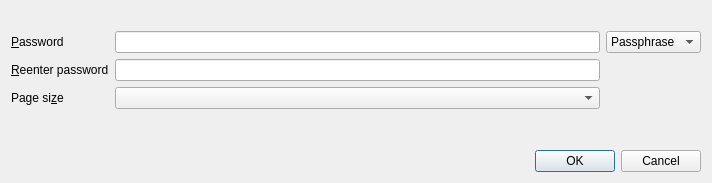
This is src/CipherDialog.ui in sqlitebrowser/sqlitebrowser as Qt 5 draws it before an edit. The edited form follows.
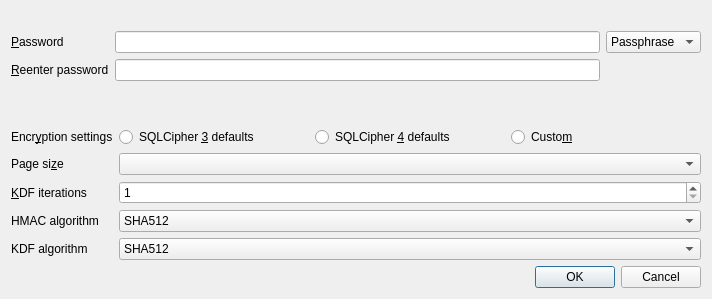
This is the edited form.

Commit message: sqlcipher: Add new encryption settings to improve support for SQLCipher4

What changed in the file:
```diff
--- a/src/CipherDialog.ui
+++ b/src/CipherDialog.ui
@@ -7,7 +7,7 @@
     <x>0</x>
     <y>0</y>
     <width>712</width>
-    <height>183</height>
+    <height>299</height>
    </rect>
   </property>
   <property name="windowTitle">
@@ -18,7 +18,7 @@
     <widget class="QLabel" name="labelDialogDescription"/>
    </item>
    <item>
-    <layout class="QHBoxLayout" name="horizontalLayout">
+    <layout class="QHBoxLayout" name="horizontalLayout_2">
      <item>
       <layout class="QFormLayout" name="formLayout">
        <item row="0" column="0">
@@ -55,19 +55,6 @@
          </property>
         </widget>
        </item>
-       <item row="2" column="0">
-        <widget class="QLabel" name="label_3">
-         <property name="text">
-          <string>Page si&amp;ze</string>
-         </property>
-         <property name="buddy">
-          <cstring>comboPageSize</cstring>
-         </property>
-        </widget>
-       </item>
-       <item row="2" column="1">
-        <widget class="QComboBox" name="comboPageSize"/>
-       </item>
       </layout>
      </item>
      <item>
@@ -103,6 +90,136 @@
      </item>
     </layout>
    </item>
+   <item>
+    <layout class="QFormLayout" name="formLayout_2">
+     <item row="0" column="0">
+      <widget class="QLabel" name="label">
+       <property name="text">
+        <string>Encr&amp;yption settings</string>
+       </property>
+       <property name="buddy">
+        <cstring>radioEncryptionSqlCipher3</cstring>
+       </property>
+      </widget>
+     </item>
+     <item row="0" column="1">
+      <layout class="QHBoxLayout" name="horizontalLayout">
+       <item>
+        <widget class="QRadioButton" name="radioEncryptionSqlCipher3">
+         <property name="text">
+          <string>SQLCipher &amp;3 defaults</string>
+         </property>
+        </widget>
+       </item>
+       <item>
+        <widget class="QRadioButton" name="radioEncryptionSqlCipher4">
+         <property name="text">
+          <string>SQLCipher &amp;4 defaults</string>
+         </property>
+        </widget>
+       </item>
+       <item>
+        <widget class="QRadioButton" name="radioEncryptionCustom">
+         <property name="text">
+          <string>Custo&amp;m</string>
+         </property>
+        </widget>
+       </item>
+      </layout>
+     </item>
+     <item row="1" column="0">
+      <widget class="QLabel" name="label_3">
+       <property name="text">
+        <string>Page si&amp;ze</string>
+       </property>
+       <property name="buddy">
+        <cstring>comboPageSize</cstring>
+       </property>
+      </widget>
+     </item>
+     <item row="1" column="1">
+      <widget class="QComboBox" name="comboPageSize"/>
+     </item>
+     <item row="2" column="0">
+      <widget class="QLabel" name="label_2">
+       <property name="text">
+        <string>&amp;KDF iterations</string>
+       </property>
+       <property name="buddy">
+        <cstring>spinKdfIterations</cstring>
+       </property>
+      </widget>
+     </item>
+     <item row="2" column="1">
+      <widget class="QSpinBox" name="spinKdfIterations">
+       <property name="minimum">
+        <number>1</number>
+       </property>
+       <property name="maximum">
+        <number>1000000</number>
+       </property>
+      </widget>
+     </item>
+     <item row="3" column="0">
+      <widget class="QLabel" name="label_4">
+       <property name="text">
+        <string>HMAC algorithm</string>
+       </property>
+       <property name="buddy">
+        <cstring>comboHmacAlgorithm</cstring>
+       </property>
+      </widget>
+     </item>
+     <item row="3" column="1">
+      <widget class="QComboBox" name="comboHmacAlgorithm">
+       <item>
+        <property name="text">
+         <string notr="true">SHA512</string>
+        </property>
+       </item>
+       <item>
+        <property name="text">
+         <string notr="true">SHA256</string>
+        </property>
+       </item>
+       <item>
+        <property name="text">
+         <string notr="true">SHA1</string>
+        </property>
+       </item>
+      </widget>
+     </item>
+     <item row="4" column="0">
+      <widget class="QLabel" name="label_5">
+       <property name="text">
+        <string>KDF algorithm</string>
+       </property>
+       <property name="buddy">
+        <cstring>comboKdfAlgorithm</cstring>
+       </property>
+      </widget>
+     </item>
+     <item row="4" column="1">
+      <widget class="QComboBox" name="comboKdfAlgorithm">
+       <item>
+        <property name="text">
+         <string notr="true">SHA512</string>
+        </property>
+       </item>
+       <item>
+        <property name="text">
+         <string notr="true">SHA256</string>
+        </property>
+       </item>
+       <item>
+        <property name="text">
+         <string notr="true">SHA1</string>
+        </property>
+       </item>
+      </widget>
+     </item>
+    </layout>
+   </item>
    <item>
     <widget class="QDialogButtonBox" name="buttonBox">
      <property name="orientation">
```
Left out of the diff: 69 changed lines with no effect on the pictures. The commit also changes 6 other files.
